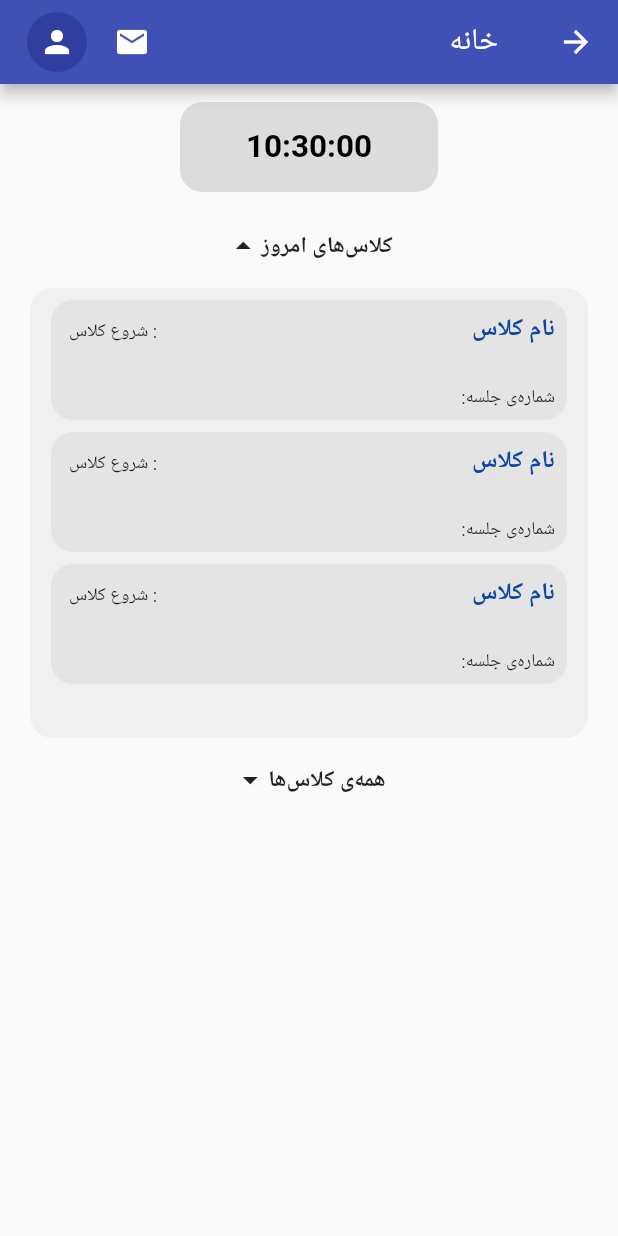
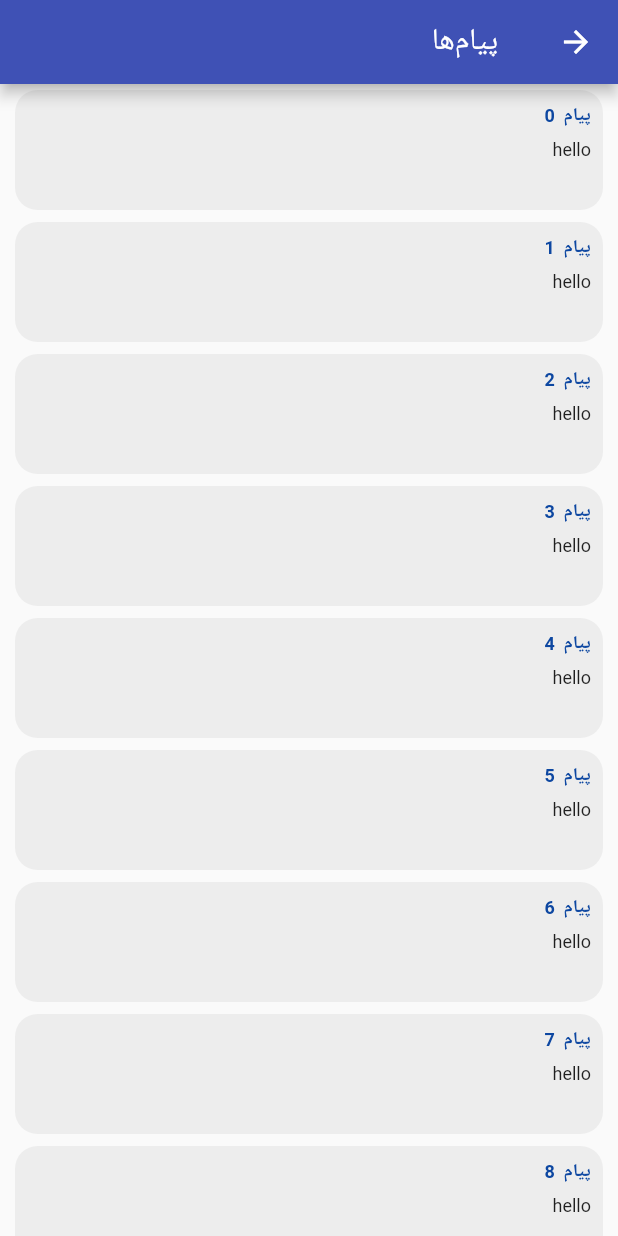
Before and after one commit to UIOOP99/LMS-Android, a Flutter app: the HomeStScreen screen opened directly, after a tap on the "email" icon, on a phone screen of 412 x 824 dp. Run offline on Flutter 3.47's test engine with Material 2 defaults, Android fonts, the phone set to English and light mode, and no system bars; our stand-ins replace connectivity, dio, timer_builder.

Commit message:
messages added

```diff
--- /dev/null
+++ b/lib/data/model/message.dart
@@ -0,0 +1,10 @@
+class Message {
+  int id;
+  String title;
+  String msg;
+  String course_name;
+  String teacher_name;
+
+  Message(this.id , this.title , this.msg , {this.course_name , this.teacher_name});
+
+}
--- a/lib/ui/view/home-student/class_screen.dart
+++ b/lib/ui/view/home-student/class_screen.dart
@@ -25,7 +25,8 @@ class _ClassScreenState extends State<ClassScreen> {
       systemNavigationBarColor: Theme.of(context).primaryColor,
     ));
 
-    return ResponsiveSafeArea(builder: (context, size) {
+    return ResponsiveSafeArea(builder: (context, size)
+    {
       return Scaffold(
         appBar: AppBar(
           title: Row(
--- a/lib/ui/view/home-student/home_st_screen.dart
+++ b/lib/ui/view/home-student/home_st_screen.dart
@@ -2,11 +2,13 @@ import 'dart:math';
 
 import 'package:flutter/gestures.dart';
 import 'package:flutter/material.dart';
+import 'package:lms_app/ui/view_model/message_view_model/message_list_view_model.dart';
 import 'package:lms_app/utils/responsive_safe_area.dart';
 import 'package:flutter/services.dart';
 import 'package:timer_builder/timer_builder.dart';
 import 'package:intl/intl.dart';
 import 'package:lms_app/utils/route_creator.dart';
+import 'package:provider/provider.dart';
 
 class HomeStScreen extends StatefulWidget {
   @override
@@ -16,22 +18,18 @@ class HomeStScreen extends StatefulWidget {
 }
 
 class _HomeStScreenState extends State<HomeStScreen> {
-  // int _current_index = 0;
 
-  // final tab_names = ["خانه", "کلاس‌ها", "آزمون", "پروفایل"];
-
-  // final tabs = [
-  //   Center(child: Text('خانه')),
-  //   Center(child: Text('کلاس‌ها')),
-  //   Center(child: Text('آزمون')),
-  //   Center(child: Text('پروفایل')),
-  // ];
   bool _showTodaysClasses = true;
   bool _showAllClasses = false;
 
   String getSystemTime() {
     final now = DateTime.now();
     return DateFormat.Hms().format(now);
+  }
+
+  @override
+  void initState() {
+    super.initState();
   }
 
   @override
@@ -57,7 +55,10 @@ class _HomeStScreenState extends State<HomeStScreen> {
                   Padding(
                     padding: const EdgeInsets.all(16.0),
                     child: GestureDetector(
-                        onTap: () {},
+                        onTap: () {
+                          Navigator.of(context)
+                              .push(createRouteHomeStToMessage());
+                        },
                         child: Container(child: Icon(Icons.email))),
                   ),
                   Padding(
--- /dev/null
+++ b/lib/ui/view/messages_screen.dart
@@ -0,0 +1,95 @@
+import 'package:flutter/cupertino.dart';
+import 'package:flutter/material.dart';
+import 'package:lms_app/ui/view_model/message_view_model/message_list_view_model.dart';
+import 'package:lms_app/utils/responsive_safe_area.dart';
+import 'package:flutter/services.dart';
+
+import 'package:provider/provider.dart';
+
+class MessagesScreen extends StatefulWidget {
+  @override
+  State<StatefulWidget> createState() {
+    return _MessagesScreen();
+  }
+}
+
+class _MessagesScreen extends State<MessagesScreen> {
+  @override
+  void initState() {
+    super.initState();
+  }
+
+  @override
+  Widget build(BuildContext context) {
+    final vm = Provider.of<MessageListViewModel>(context);
+
+    SystemChrome.setSystemUIOverlayStyle(SystemUiOverlayStyle(
+      statusBarColor: Theme.of(context).primaryColor,
+      statusBarBrightness: Brightness.dark,
+      systemNavigationBarColor: Theme.of(context).primaryColor,
+    ));
+
+    return ResponsiveSafeArea(builder: (context, size) {
+      return Scaffold(
+        appBar: AppBar(
+          title: Row(
+            mainAxisAlignment: MainAxisAlignment.spaceBetween,
+            children: [
+              Container(
+                padding: const EdgeInsets.all(8.0),
+                child: Text('پیام‌ها'),
+              ),
+            ],
+          ),
+        ),
+        body: Container(
+          child: ListView.builder(
+              itemCount: vm.messages.length,
+              itemBuilder: (context, index) {
+                final message = vm.messages[index];
+
+                //return ListTile(
+                return Container(
+                    height: 80,
+                    margin: EdgeInsets.symmetric(horizontal: 10, vertical: 4),
+                    decoration: const BoxDecoration(
+                      color: Color(0x0d000000),
+                      borderRadius: BorderRadius.all(
+                        Radius.circular(15),
+                      ),
+                    ),
+                    child: Stack(
+                      children: [
+                        Align(
+                          alignment: Alignment.topRight,
+                          child: Container(
+                            margin: EdgeInsets.all(8),
+                            child: Text(
+                              message.title,
+                              style: TextStyle(
+                                  fontSize: 12,
+                                  color: Colors.blue[900],
+                                  fontWeight: FontWeight.bold),
+                            ),
+                          ),
+                        ),
+                        Align(
+                          alignment: Alignment.centerRight,
+                          child: Container(
+                              margin: EdgeInsets.all(8),
+                              child: Text(
+                                message.body,
+                                style: TextStyle(
+                                    fontSize: 12,
+                                    fontWeight: FontWeight.normal),
+                              )),
+                        )
+                      ],
+                    ));
+                //);
+              }),
+        ),
+      );
+    });
+  }
+}
--- /dev/null
+++ b/lib/ui/view_model/message_view_model/message_list_view_model.dart
@@ -0,0 +1,27 @@
+import 'package:flutter/material.dart';
+import 'package:lms_app/data/model/message.dart';
+import 'package:lms_app/ui/view_model/message_view_model/message_view_model.dart';
+
+
+class MessageListViewModel extends ChangeNotifier
+{
+
+  List<MessageViewModel> messages = List<MessageViewModel>();
+
+  MessageListViewModel()
+  {
+    fetchMessages();
+  }
+
+
+  Future<void> fetchMessages() async{
+
+      for(int i =0 ; i < 10 ; i++)
+      {
+        Message message = new Message(i , "پیام  " + i.toString() ,"hello" );
+        messages.add(new MessageViewModel(message: message));
+      }
+    await Future.delayed(Duration(seconds: 1));
+    notifyListeners();
+  }
+}
--- /dev/null
+++ b/lib/ui/view_model/message_view_model/message_view_model.dart
@@ -0,0 +1,16 @@
+
+import 'package:lms_app/data/model/message.dart';
+
+class MessageViewModel{
+  final Message message;
+
+  MessageViewModel({this.message});
+  String get title {
+    return this.message.title;
+  }
+
+  String get body
+  {
+    return this.message.msg;
+  }
+}
--- a/lib/utils/route_creator.dart
+++ b/lib/utils/route_creator.dart
@@ -1,8 +1,11 @@
 import 'package:flutter/material.dart';
 import 'package:lms_app/ui/view/home-student/class_screen.dart';
 import 'package:lms_app/ui/view/home-student/home_st_screen.dart';
+import 'package:lms_app/ui/view/messages_screen.dart';
 
 import 'package:lms_app/ui/view/profile_screen.dart';
+import 'package:lms_app/ui/view_model/message_view_model/message_list_view_model.dart';
+import 'package:provider/provider.dart';
 
 Route createRouteLoginToHomeSt() {
   return PageRouteBuilder(
@@ -60,3 +63,25 @@ Route createRouteHomeStToProfile() {
     },
   );
 }
+
+Route createRouteHomeStToMessage() {
+  return PageRouteBuilder(
+    pageBuilder: (context, animation, secondaryAnimation) => ChangeNotifierProvider(
+        create: (context) =>MessageListViewModel(),
+        child: MessagesScreen(),
+    ),
+    transitionsBuilder: (context, animation, secondaryAnimation, child) {
+      const begin = Offset(1.0, 0.0);
+      final end = Offset.zero;
+      final curve = Curves.linearToEaseOut;
+
+      final tween =
+      Tween(begin: begin, end: end).chain(CurveTween(curve: curve));
+
+      return SlideTransition(
+        position: animation.drive(tween),
+        child: child,
+      );
+    },
+  );
+}
--- a/pubspec.yaml
+++ b/pubspec.yaml
@@ -30,7 +30,7 @@ dependencies:
   # Use with the CupertinoIcons class for iOS style icons.
   cupertino_icons: ^0.1.3
   dio: ^3.0.10
-  provider: ^4.3.2+3
+  provider: ^4.1.3
   pretty_dio_logger: ^1.1.1
   connectivity: ^0.4.9+5
   persian_date: ^0.1.5
```
Also changed, not shown: pubspec.lock.
